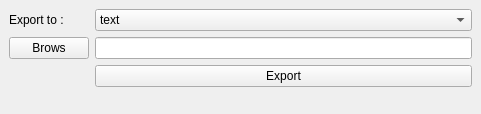
The window that visualization/GUI/pdw/exportWindowui.ui (sepehrgh98/PyCoolEdit) describes before a commit, drawn with Qt 5.
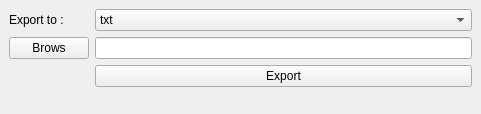
The same window after the commit.

```diff
--- a/visualization/GUI/pdw/exportWindowui.ui
+++ b/visualization/GUI/pdw/exportWindowui.ui
@@ -43,7 +43,7 @@
        <widget class="QComboBox" name="exportTypeComboBox">
         <item>
          <property name="text">
-          <string>text</string>
+          <string>txt</string>
          </property>
         </item>
         <item>
```
